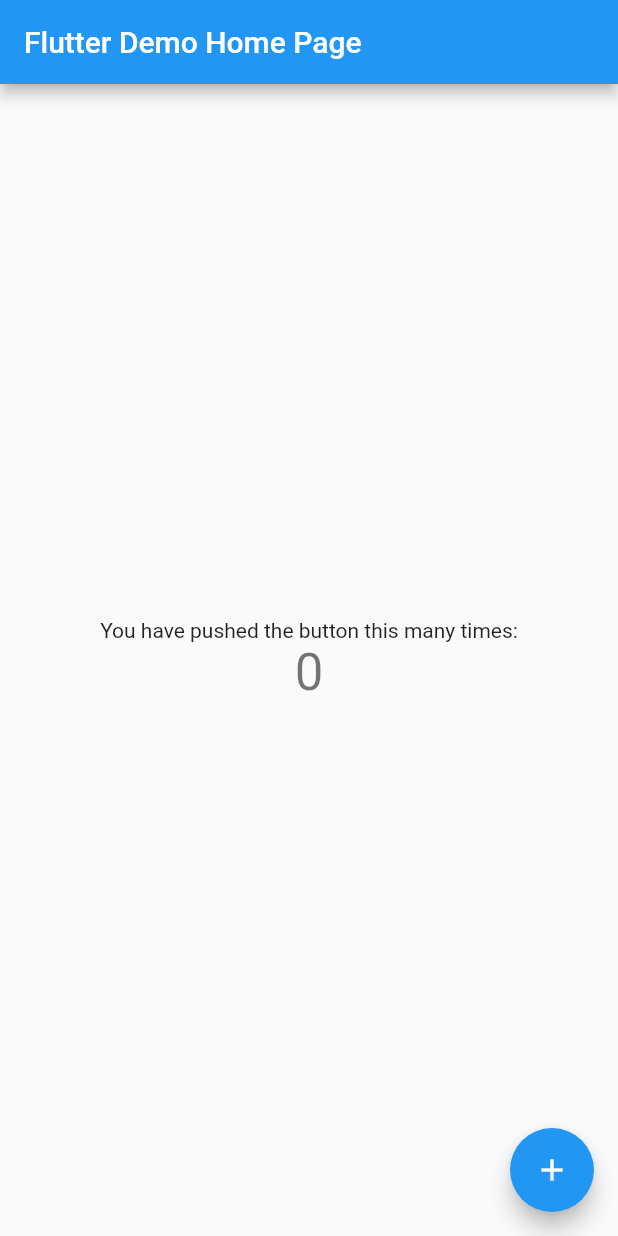
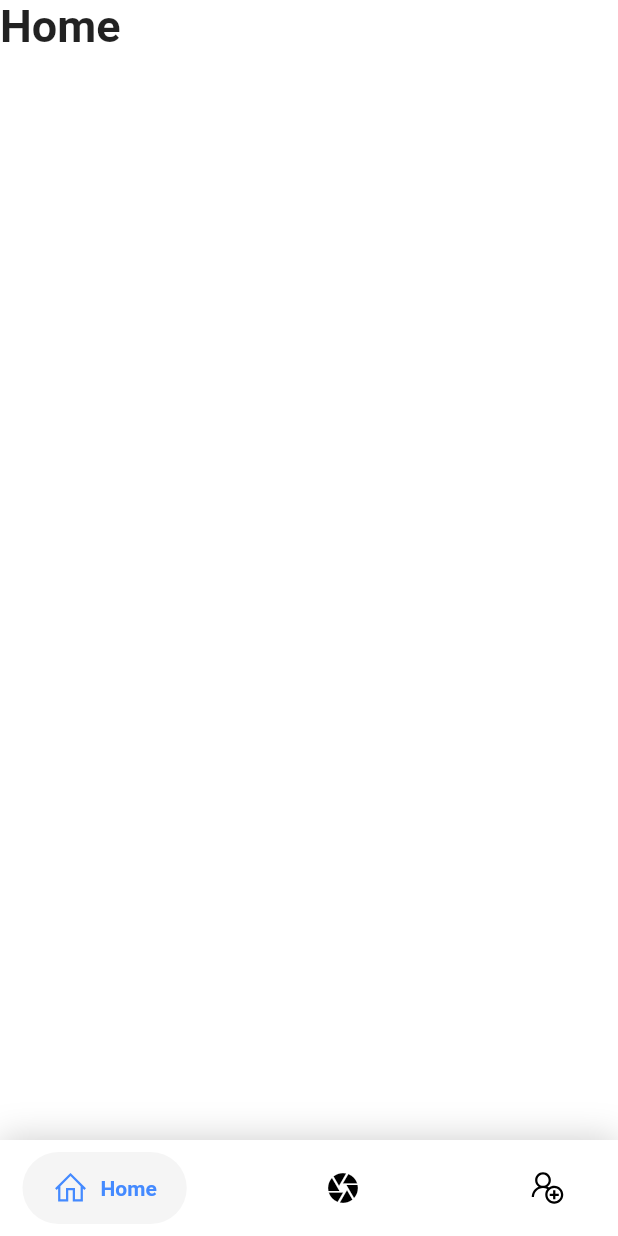
Before and after one commit to BrahimTuijine/security_camera_project, a Flutter app: the screen it shows after launch, on a phone screen of 412 x 824 dp. Run offline on Flutter 3.47's test engine with Material 2 defaults, Android fonts, the phone set to English and light mode, and no system bars; drawn by our look-alikes of google_nav_bar; our stand-ins replace flutter_hooks, flutter_screenutil, line_icons.

Commit message:
list user done

```diff
--- /dev/null
+++ b/lib/core/extension/extensions.dart
@@ -0,0 +1,6 @@
+import 'package:flutter/material.dart';
+
+extension ShortSizedBoxCall on num {
+  SizedBox get bh => SizedBox(height: toDouble());
+  SizedBox get bw => SizedBox(width: toDouble());
+}
--- /dev/null
+++ b/lib/dashboard/dashboard.dart
@@ -0,0 +1,79 @@
+import 'package:flutter/material.dart';
+import 'package:flutter_hooks/flutter_hooks.dart';
+import 'package:google_nav_bar/google_nav_bar.dart';
+import 'package:line_icons/line_icons.dart';
+import 'package:security_camera_project/addUser/add_user.dart';
+
+class Dashboard extends HookWidget {
+  const Dashboard({Key? key}) : super(key: key);
+
+  static const TextStyle optionStyle =
+      TextStyle(fontSize: 30, fontWeight: FontWeight.w600);
+  static const List<Widget> _widgetOptions = <Widget>[
+    Text(
+      'Home',
+      style: optionStyle,
+    ),
+    Text(
+      'Likes',
+      style: optionStyle,
+    ),
+    AddUser()
+  ];
+
+  @override
+  Widget build(BuildContext context) {
+    final selectedIndex = useState<int>(0);
+    return SafeArea(
+      child: Scaffold(
+        backgroundColor: Colors.white,
+        body: _widgetOptions.elementAt(selectedIndex.value),
+        bottomNavigationBar: Container(
+          decoration: BoxDecoration(
+            color: Colors.white,
+            boxShadow: [
+              BoxShadow(
+                blurRadius: 20,
+                color: Colors.black.withOpacity(.2),
+              )
+            ],
+          ),
+          child: SafeArea(
+            child: Padding(
+              padding:
+                  const EdgeInsets.symmetric(horizontal: 15.0, vertical: 8),
+              child: GNav(
+                gap: 8,
+                activeColor: Colors.blueAccent,
+                iconSize: 24,
+                padding:
+                    const EdgeInsets.symmetric(horizontal: 20, vertical: 12),
+                duration: const Duration(milliseconds: 400),
+                tabBackgroundColor: Colors.grey[100]!,
+                color: Colors.black,
+                tabs: const [
+                  GButton(
+                    icon: LineIcons.home,
+                    text: 'Home',
+                  ),
+                  GButton(
+                    icon: Icons.camera,
+                    text: 'Camera',
+                  ),
+                  GButton(
+                    icon: LineIcons.userPlus,
+                    text: 'Users',
+                  ),
+                ],
+                selectedIndex: selectedIndex.value,
+                onTabChange: (index) {
+                  selectedIndex.value = index;
+                },
+              ),
+            ),
+          ),
+        ),
+      ),
+    );
+  }
+}
--- a/lib/main.dart
+++ b/lib/main.dart
@@ -1,4 +1,7 @@
 import 'package:flutter/material.dart';
+import 'package:flutter_screenutil/flutter_screenutil.dart';
+import 'package:security_camera_project/auth/login_page.dart';
+import 'package:security_camera_project/dashboard/dashboard.dart';
 
 void main() {
   runApp(const MyApp());
@@ -7,109 +10,13 @@
 class MyApp extends StatelessWidget {
   const MyApp({super.key});
 
-  // This widget is the root of your application.
   @override
   Widget build(BuildContext context) {
-    return MaterialApp(
-      title: 'Flutter Demo',
-      theme: ThemeData(
-        // This is the theme of your application.
-        //
-        // Try running your application with "flutter run". You'll see the
-        // application has a blue toolbar. Then, without quitting the app, try
-        // changing the primarySwatch below to Colors.green and then invoke
-        // "hot reload" (press "r" in the console where you ran "flutter run",
-        // or simply save your changes to "hot reload" in a Flutter IDE).
-        // Notice that the counter didn't reset back to zero; the application
-        // is not restarted.
-        primarySwatch: Colors.blue,
+    return ScreenUtilInit(
+      builder: (context, child) => const MaterialApp(
+        debugShowCheckedModeBanner: false,
+        home: Dashboard(),
       ),
-      home: const MyHomePage(title: 'Flutter Demo Home Page'),
     );
   }
 }
-
-class MyHomePage extends StatefulWidget {
-  const MyHomePage({super.key, required this.title});
-
-  // This widget is the home page of your application. It is stateful, meaning
-  // that it has a State object (defined below) that contains fields that affect
-  // how it looks.
-
-  // This class is the configuration for the state. It holds the values (in this
-  // case the title) provided by the parent (in this case the App widget) and
-  // used by the build method of the State. Fields in a Widget subclass are
-  // always marked "final".
-
-  final String title;
-
-  @override
-  State<MyHomePage> createState() => _MyHomePageState();
-}
-
-class _MyHomePageState extends State<MyHomePage> {
-  int _counter = 0;
-
-  void _incrementCounter() {
-    setState(() {
-      // This call to setState tells the Flutter framework that something has
-      // changed in this State, which causes it to rerun the build method below
-      // so that the display can reflect the updated values. If we changed
-      // _counter without calling setState(), then the build method would not be
-      // called again, and so nothing would appear to happen.
-      _counter++;
-    });
-  }
-
-  @override
-  Widget build(BuildContext context) {
-    // This method is rerun every time setState is called, for instance as done
-    // by the _incrementCounter method above.
-    //
-    // The Flutter framework has been optimized to make rerunning build methods
-    // fast, so that you can just rebuild anything that needs updating rather
-    // than having to individually change instances of widgets.
-    return Scaffold(
-      appBar: AppBar(
-        // Here we take the value from the MyHomePage object that was created by
-        // the App.build method, and use it to set our appbar title.
-        title: Text(widget.title),
-      ),
-      body: Center(
-        // Center is a layout widget. It takes a single child and positions it
-        // in the middle of the parent.
-        child: Column(
-          // Column is also a layout widget. It takes a list of children and
-          // arranges them vertically. By default, it sizes itself to fit its
-          // children horizontally, and tries to be as tall as its parent.
-          //
-          // Invoke "debug painting" (press "p" in the console, choose the
-          // "Toggle Debug Paint" action from the Flutter Inspector in Android
-          // Studio, or the "Toggle Debug Paint" command in Visual Studio Code)
-          // to see the wireframe for each widget.
-          //
-          // Column has various properties to control how it sizes itself and
-          // how it positions its children. Here we use mainAxisAlignment to
-          // center the children vertically; the main axis here is the vertical
-          // axis because Columns are vertical (the cross axis would be
-          // horizontal).
-          mainAxisAlignment: MainAxisAlignment.center,
-          children: <Widget>[
-            const Text(
-              'You have pushed the button this many times:',
-            ),
-            Text(
-              '$_counter',
-              style: Theme.of(context).textTheme.headlineMedium,
-            ),
-          ],
-        ),
-      ),
-      floatingActionButton: FloatingActionButton(
-        onPressed: _incrementCounter,
-        tooltip: 'Increment',
-        child: const Icon(Icons.add),
-      ), // This trailing comma makes auto-formatting nicer for build methods.
-    );
-  }
-}
```
Also changed, not shown: lib/addUser/add_user.dart (added, +57 -0 lines), lib/auth/login_page.dart (added, +105 -0 lines), pubspec.yaml (+9 -20 lines), pubspec.lock, 1 other file.
